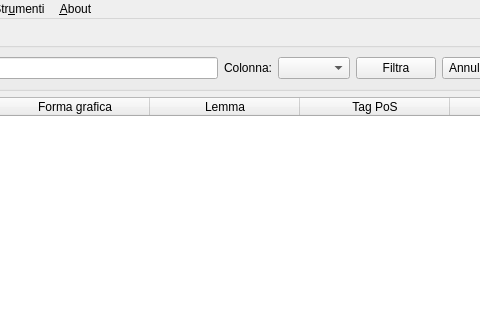
The window that forms/mainwindow.ui (zorbaproject/Bran) describes before a commit, drawn with Qt 5; both pictures show x 160 to 640 and y 0 to 320 of the 800 by 600 pixel window.
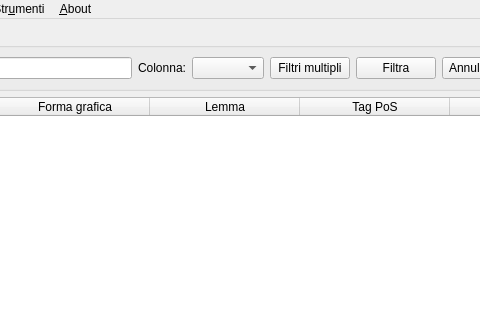
The same window after the commit.

Commit message: Riconoscimento filtri multipli

Diff of the .ui file:
```diff
--- a/forms/mainwindow.ui
+++ b/forms/mainwindow.ui
@@ -40,6 +40,13 @@
        <item>
         <widget class="QComboBox" name="ccolumn"/>
        </item>
+       <item>
+        <widget class="QPushButton" name="filtriMultipli">
+         <property name="text">
+          <string>Filtri multipli</string>
+         </property>
+        </widget>
+       </item>
        <item>
         <widget class="QPushButton" name="dofiltra">
          <property name="text">
```
The commit also changes 4 other files.
